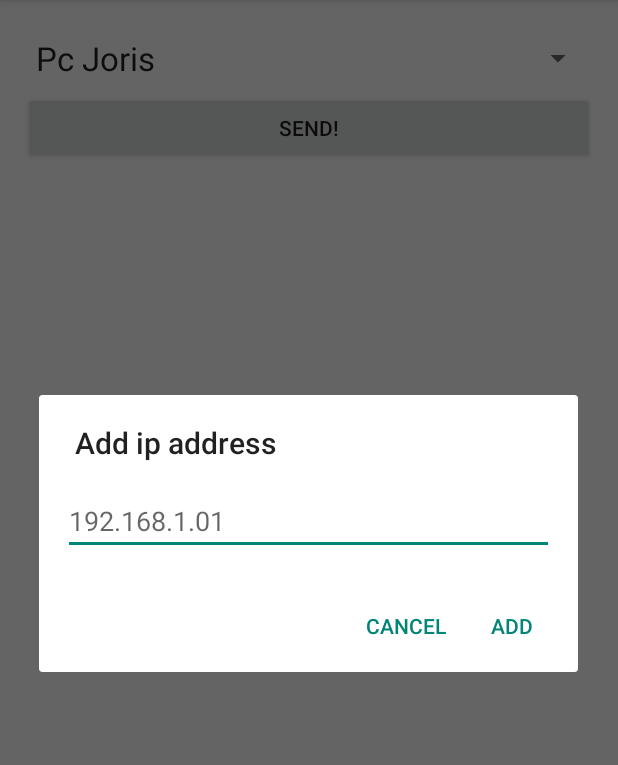
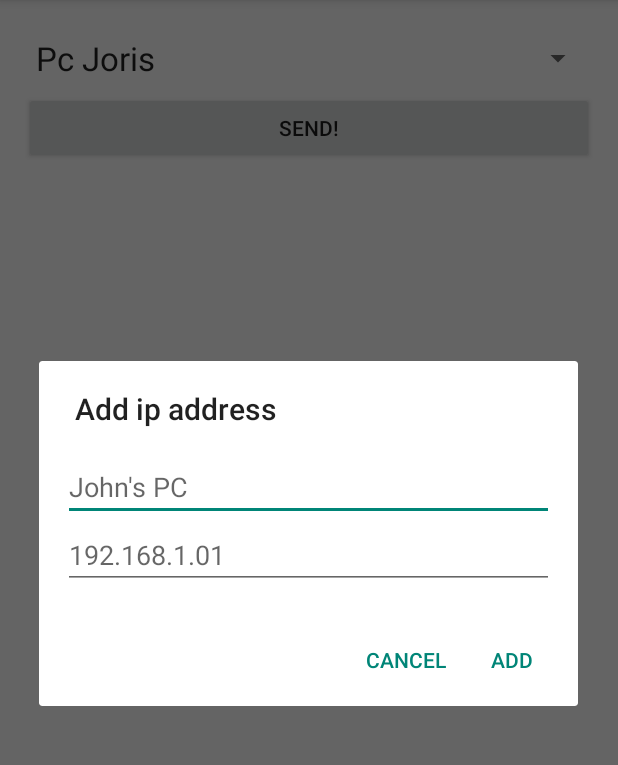
Before and after one commit to JorisvanWinden/Clip, an Android app: the screen it shows after launch (Main), in the options menu, after a tap on "Add", on a phone screen of 412 x 824 dp, the part 84-849 px from its top. Run offline under Robolectric (Android 15) with nearby library versions, the phone set to English and light mode, and no system bars.

Commit message:
Add name editText to add dialog.

```diff
--- a/src/main/java/com/jvw/clip/Main.java
+++ b/src/main/java/com/jvw/clip/Main.java
@@ -61,7 +61,8 @@ public class Main extends ActionBarActivity implements View.OnClickListener, Ada
 		switch (item.getItemId()) {
 			case R.id.clip_add_menu:
 				final View v = getLayoutInflater().inflate(R.layout.dialog_add_dest, null);
-				final EditText edit = (EditText) v.findViewById(R.id.add_dest_input_edittext);
+				final EditText ipEdit = (EditText) v.findViewById(R.id.add_dest_ip_edittext);
+				final EditText nameEdit = (EditText) v.findViewById(R.id.add_dest_name_edittext);
 				AlertDialog.Builder builder = new AlertDialog.Builder(this);
 				builder.setTitle("Add ip address");
 				builder.setView(v);
@@ -74,7 +75,7 @@ public class Main extends ActionBarActivity implements View.OnClickListener, Ada
 				builder.setPositiveButton("Add", new DialogInterface.OnClickListener() {
 					@Override
 					public void onClick(DialogInterface dialog, int which) {
-						spinnerData.add(new DestinationListItem("Dinges1", edit.getText().toString()));
+						spinnerData.add(new DestinationListItem(nameEdit.getText().toString(), ipEdit.getText().toString()));
 					}
 				});
 				builder.show();
--- a/src/main/res/layout/dialog_add_dest.xml
+++ b/src/main/res/layout/dialog_add_dest.xml
@@ -7,7 +7,13 @@
               android:padding="16dp">
 
 	<EditText
-		android:id="@+id/add_dest_input_edittext"
+		android:id="@+id/add_dest_name_edittext"
+		android:layout_width="match_parent"
+		android:layout_height="wrap_content"
+		android:hint="John's PC"/>
+
+	<EditText
+		android:id="@+id/add_dest_ip_edittext"
 		android:layout_width="match_parent"
 		android:layout_height="wrap_content"
 		android:ems="10"
```
